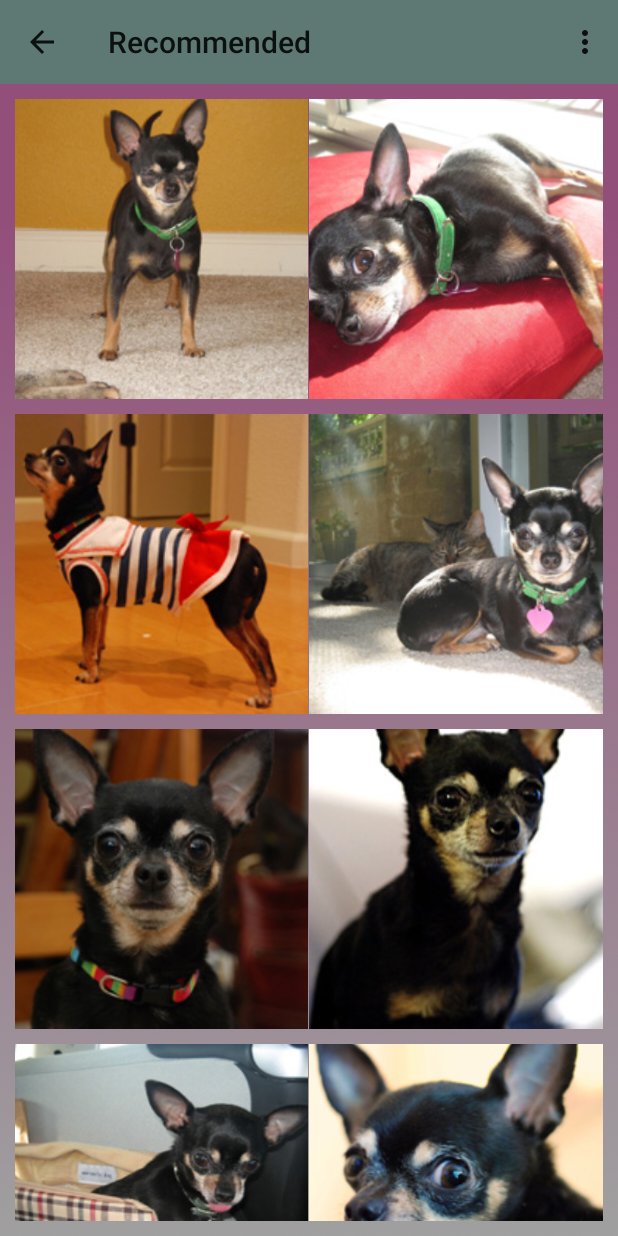
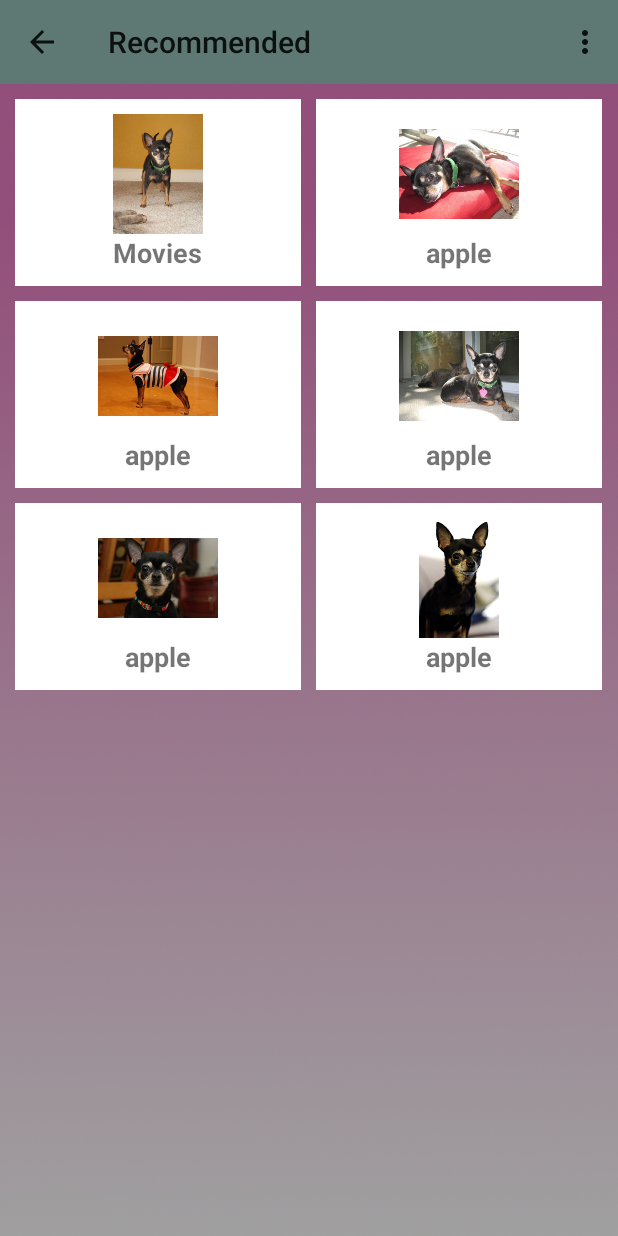
Before and after one commit to palbock/Recommended, an Android app: the screen it shows after launch once a user with an empty profile is signed in (MainActivity), on a phone screen of 412 x 824 dp. Run offline under Robolectric (Android 15) with nearby library versions, the phone set to English and light mode, and no system bars; our stand-ins replace Firebase (no records; nobody signed in at launch, a user with empty details on screens opened directly).

Commit message:
Added category gridview to MainActivity

```diff
--- /dev/null
+++ b/app/src/main/java/com/example/recommended/Categories.kt
@@ -0,0 +1,7 @@
+package com.example.recommended
+
+class Categories {
+    var category_id : Int? =0
+    var category_name : String? = null
+    var category_photo: Int? =null
+}
--- /dev/null
+++ b/app/src/main/java/com/example/recommended/CategoryAdapter.kt
@@ -0,0 +1,52 @@
+package com.example.recommended
+
+import android.app.Activity
+import android.content.Context
+import android.view.LayoutInflater
+import android.view.View
+import android.view.ViewGroup
+import android.widget.BaseAdapter
+import android.widget.ImageView
+import android.widget.TextView
+
+class CategoryAdapter (private var activity: Activity, private var items: ArrayList<Categories>) :  BaseAdapter(){
+    private class ViewHolder(row: View?) {
+        var lblName: TextView? = null
+        var imgCategory: ImageView? = null
+
+        init {
+            this.lblName = row?.findViewById<TextView>(R.id.lbl_name)
+            this.imgCategory = row?.findViewById<ImageView>(R.id.img_category)
+
+        }
+    }
+
+    override fun getView(position: Int, convertView: View?, parent: ViewGroup): View {
+        val view: View
+        val viewHolder: ViewHolder
+        if (convertView == null) {
+            val inflater = activity?.getSystemService(Context.LAYOUT_INFLATER_SERVICE) as LayoutInflater
+            view = inflater.inflate(R.layout.category_list, null)
+            viewHolder = ViewHolder(view)
+            view.tag = viewHolder
+        } else {
+            view = convertView
+            viewHolder = view.tag as ViewHolder
+        }
+        var company = items[position]
+        viewHolder.lblName?.text = company.category_name
+
+        viewHolder.imgCategory?.setImageResource(company.category_photo!!)
+
+        return view as View
+    }
+    override fun getItem(i: Int): Categories {
+        return items[i]
+    }
+    override fun getItemId(i: Int): Long {
+        return i.toLong()
+    }
+    override fun getCount(): Int {
+        return items.size
+    }
+}
--- a/app/src/main/java/com/example/recommended/ImageAdapter.kt
+++ /dev/null
@@ -1,51 +0,0 @@
-package com.example.recommended
-
-import android.content.Context
-import android.view.View
-import android.view.ViewGroup
-import android.widget.BaseAdapter
-import android.widget.ImageView
-import com.example.recommended.R
-import kotlinx.android.synthetic.main.list_item.view.*
-
-class ImageAdapter internal constructor(private val mContext: Context) : BaseAdapter() {
-
-    // References to our images
-    private val mThumbIds = arrayOf(
-        R.drawable.sample_0,
-        R.drawable.sample_1,
-        R.drawable.sample_2,
-        R.drawable.sample_3,
-        R.drawable.sample_4,
-        R.drawable.sample_5,
-        R.drawable.sample_6,
-        R.drawable.sample_7)
-
-    override fun getCount(): Int {
-        return mThumbIds.size
-    }
-
-    override fun getItem(position: Int): Any? {
-        return null
-    }
-
-    override fun getItemId(position: Int): Long {
-        return 0
-    }
-
-    // Create a new ImageView for each item referenced by the Adapter
-    override fun getView(position: Int, convertView: View?, parent: ViewGroup): View {
-        val imageView: ImageView
-        if (convertView == null) {
-            // if it's not recycled, initialize some attributes
-            imageView = ImageView(mContext)
-            imageView.layoutParams = ViewGroup.LayoutParams(300, 300)
-            imageView.scaleType = ImageView.ScaleType.CENTER_CROP
-        } else {
-            imageView = (convertView as ImageView?)!!
-        }
-
-        imageView.setImageResource(mThumbIds[position])
-        return imageView
-    }
-}
--- a/app/src/main/java/com/example/recommended/MainActivity.kt
+++ b/app/src/main/java/com/example/recommended/MainActivity.kt
@@ -18,10 +18,6 @@ class MainActivity : AppCompatActivity() {
     private var mDatabase: FirebaseDatabase? = null
     private var mAuth: FirebaseAuth? = null
 
-    //UI elements
-    private val itemList: Array<String>
-        get() = arrayOf("Movies", "Travel", "Food", "Shows", "Stocks", "Fruit", "Games", "Chairs")
-
     override fun onCreate(savedInstanceState: Bundle?) {
         super.onCreate(savedInstanceState)
         setContentView(R.layout.activity_main)
@@ -38,21 +34,26 @@ class MainActivity : AppCompatActivity() {
         //home navigation
         supportActionBar?.setDisplayHomeAsUpEnabled(true)
 
-        //Categories grid
+        var adapter: CategoryAdapter? = null
+        var categoryList : ArrayList<Categories>
+        categoryList = generateCategoryData()
+        adapter = CategoryAdapter(this, categoryList)
+
         val gridview = findViewById<GridView>(R.id.categories)
-        gridview.adapter = ImageListAdapter(this, R.layout.list_item, itemList)
-        gridview.adapter = ImageAdapter(this)
+        gridview.adapter = adapter
 
-        gridview.onItemClickListener = AdapterView.OnItemClickListener { parent, v, position, id ->
-            if (id.equals("Movies")){
+        gridview.setOnItemClickListener {adapterView, view, i, l ->
+            Toast.makeText(this, " Selected Category is = "+ categoryList.get(i).category_name, Toast.LENGTH_SHORT).show()
+
+            if (categoryList.get(i).category_name == "Movies"){
                 val intent = Intent(this@MainActivity, MovieRecommendationActivity::class.java)
                 intent.addFlags(Intent.FLAG_ACTIVITY_CLEAR_TOP)
                 startActivity(intent)
                 overridePendingTransition(R.anim.slide_in_right, R.anim.slide_out_left)
             }
-            Toast.makeText(this@MainActivity, " Clicked Position: " + (position + 1),
-                Toast.LENGTH_SHORT).show()
         }
+
+
     }
 
     override fun onStart() {
@@ -98,6 +99,48 @@ class MainActivity : AppCompatActivity() {
         }
     }
 
+    private fun generateCategoryData(): ArrayList<Categories> {
+        var result = ArrayList<Categories>()
+
+        var category = Categories()
+        category.category_id = 1
+        category.category_name = "Movies"
+        category.category_photo = R.drawable.sample_0
+        result.add(category)
+
+        category = Categories()
+        category.category_id = 2
+        category.category_name = "apple"
+        category.category_photo = R.drawable.sample_1
+        result.add(category)
+
+        category = Categories()
+        category.category_id = 3
+        category.category_name = "apple"
+        category.category_photo = R.drawable.sample_2
+        result.add(category)
+
+        category = Categories()
+        category.category_id = 4
+        category.category_name = "apple"
+        category.category_photo = R.drawable.sample_3
+        result.add(category)
+
+        category = Categories()
+        category.category_id = 5
+        category.category_name = "apple"
+        category.category_photo = R.drawable.sample_4
+        result.add(category)
+
+        category = Categories()
+        category.category_id = 6
+        category.category_name = "apple"
+        category.category_photo = R.drawable.sample_5
+        result.add(category)
+
+        return result
+    }
+
     override fun finish() {
         super.finish()
         overridePendingTransition(R.anim.slide_in_left, R.anim.slide_out_right)
--- /dev/null
+++ b/app/src/main/res/layout/category_list.xml
@@ -0,0 +1,25 @@
+<RelativeLayout xmlns:android="http://schemas.android.com/apk/res/android"
+                android:layout_width="match_parent"
+                android:layout_height="match_parent"
+                android:layout_margin="10dp"
+                android:background="#ffffff"
+                android:padding="10dp">
+    <ImageView
+            android:layout_width="80dp"
+            android:layout_height="80dp"
+            android:id="@+id/img_category"
+            android:layout_centerHorizontal="true"/>
+    <RelativeLayout
+            android:layout_width="match_parent"
+            android:layout_height="wrap_content"
+            android:id="@+id/rl_content"
+            android:layout_below="@+id/img_category">
+        <TextView
+                android:layout_width="wrap_content"
+                android:layout_height="wrap_content"
+                android:id="@+id/lbl_name"
+                android:textStyle="bold"
+                android:textSize="18dp"
+                android:layout_centerHorizontal="true"/>
+    </RelativeLayout>
+</RelativeLayout>
```
Also changed, not shown: app/src/main/java/com/example/recommended/ImageListAdapter.kt (deleted, +0 -41 lines), app/src/main/res/layout/list_item.xml (deleted, +0 -22 lines).
